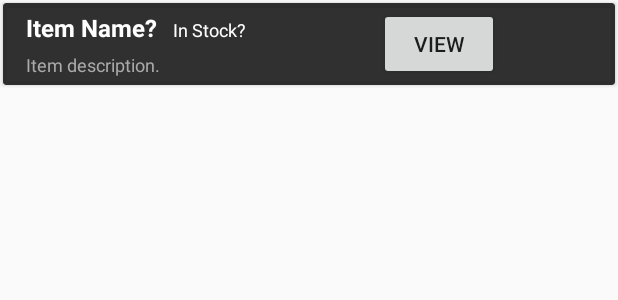
After one commit to itsOwlbit/CST338_Project2, an Android app: the layout item_cardview.xml on its own in the app's theme, with its tools: preview values and no code run, on a phone screen of 412 x 824 dp. The commit adds this screen. Shown: the top 300 px of the screen. Run offline under Robolectric (Android 15) with nearby library versions, the phone set to English and light mode, and no system bars.

Commit message:
Admin item inventory activity now shows list of items preloaded into database.  Updated some other files.

```diff
--- a/app/src/main/AndroidManifest.xml
+++ b/app/src/main/AndroidManifest.xml
@@ -9,6 +9,9 @@
         android:roundIcon="@mipmap/ic_launcher_round"
         android:supportsRtl="true"
         android:theme="@style/Theme.CST338_Project2">
+        <activity
+            android:name=".ItemDetailActivity"
+            android:exported="false" />
         <activity
             android:name=".AdminInventory"
             android:exported="false" />
--- /dev/null
+++ b/app/src/main/java/com/example/cst338_project2/IItemRecyclerView.java
@@ -0,0 +1,5 @@
+package com.example.cst338_project2;
+
+public interface IItemRecyclerView {
+    void onButtonClick(int position);
+}
--- a/app/src/main/java/com/example/cst338_project2/RecyclerViewInterface.java
+++ b/app/src/main/java/com/example/cst338_project2/IManageUserRecyclerView.java
@@ -5,7 +5,7 @@ package com.example.cst338_project2;
  *
  * From video: https://www.youtube.com/watch?v=7GPUpvcU1FE
  */
-public interface RecyclerViewInterface {
+public interface IManageUserRecyclerView {
     void onStatusClick(int position);
 
 //    void onDeleteClick(int position);
--- a/app/src/main/java/com/example/cst338_project2/RegisterUser.java
+++ b/app/src/main/java/com/example/cst338_project2/RegisterUser.java
@@ -20,6 +20,7 @@ import com.example.cst338_project2.db.MyDao;
 
 public class RegisterUser extends AppCompatActivity {
     private static final String USER_ID_KEY = "com.example.cst338_project2.userIdKey";
+    private static final String USER_STATUS_KEY = "com.example.cst338_project2.userStatusKey";
     private static final String PREFERENCES_KEY = "com.example.cst338_project2.preferencesKey";
 
     TextView usernameField;      // the TextView for username to be entered.
@@ -117,6 +118,7 @@ public class RegisterUser extends AppCompatActivity {
 
         SharedPreferences.Editor editor = preferences.edit();
         editor.putInt(USER_ID_KEY, userId);
+        editor.putInt(USER_STATUS_KEY, user.getIsAdmin());
     }
 
     private boolean addUserToDB() {
--- a/app/src/main/java/com/example/cst338_project2/UserAdapter.java
+++ b/app/src/main/java/com/example/cst338_project2/UserAdapter.java
@@ -8,7 +8,6 @@ import android.view.ViewGroup;
 import android.widget.TextView;
 
 import androidx.cardview.widget.CardView;
-import androidx.core.content.ContextCompat;
 import androidx.recyclerview.widget.RecyclerView;
 
 import com.example.cst338_project2.data.User;
@@ -17,12 +16,12 @@ import java.util.List;
 
 public class UserAdapter extends RecyclerView.Adapter<UserAdapter.ViewHolder> {
 
-    private final RecyclerViewInterface recyclerViewInterface;  //needed for onClickItem
+    private final IManageUserRecyclerView recyclerViewInterface;  //needed for onClickItem
     private List<User> users;
     private LayoutInflater inflater;
     private Context context;
 
-    public UserAdapter(List<User> userList, Context context, RecyclerViewInterface recyclerViewInterface) {
+    public UserAdapter(List<User> userList, Context context, IManageUserRecyclerView recyclerViewInterface) {
         this.inflater = LayoutInflater.from(context);
         this.context = context;
         this.users = userList;
--- /dev/null
+++ b/app/src/main/res/layout/item_cardview.xml
@@ -0,0 +1,78 @@
+<?xml version="1.0" encoding="utf-8"?>
+<RelativeLayout xmlns:android="http://schemas.android.com/apk/res/android"
+    xmlns:app="http://schemas.android.com/apk/res-auto"
+    android:layout_width="match_parent"
+    android:layout_height="wrap_content">
+
+    <androidx.cardview.widget.CardView
+        android:id="@+id/cv_itemInventory"
+        android:layout_width="match_parent"
+        android:layout_height="wrap_content"
+        android:layout_margin="2dp"
+        app:cardBackgroundColor="@color/dark_gray"
+        app:layout_constraintEnd_toEndOf="parent"
+        app:layout_constraintStart_toStartOf="parent"
+        app:layout_constraintTop_toTopOf="parent">
+
+
+        <LinearLayout
+            android:layout_width="match_parent"
+            android:layout_height="match_parent"
+            android:orientation="horizontal">
+
+            <LinearLayout
+                android:layout_width="240dp"
+                android:layout_height="wrap_content"
+                android:layout_margin="5dp"
+                android:orientation="vertical"
+                android:paddingHorizontal="10dp">
+
+                <LinearLayout
+                    android:layout_width="match_parent"
+                    android:layout_height="wrap_content"
+                    android:layout_marginBottom="5dp"
+                    android:orientation="horizontal">
+
+                    <TextView
+                        android:id="@+id/itemNameText"
+                        android:layout_width="wrap_content"
+                        android:layout_height="wrap_content"
+                        android:text="Item Name?"
+                        android:textColor="@color/white"
+                        android:textSize="16sp"
+                        android:textStyle="bold" />
+
+                    <TextView
+                        android:id="@+id/inStockText"
+                        android:layout_width="wrap_content"
+                        android:layout_height="wrap_content"
+                        android:gravity="right|center_vertical"
+                        android:paddingLeft="10dp"
+                        android:text="In Stock?"
+                        android:textColor="@color/white"
+                        android:textSize="12sp" />
+                </LinearLayout>
+
+                <TextView
+                    android:id="@+id/descriptionText"
+                    android:layout_width="wrap_content"
+                    android:layout_height="wrap_content"
+                    android:text="Item description."
+                    android:textColor="@color/gray"
+                    android:textSize="12sp" />
+
+            </LinearLayout>
+
+            <Button
+                android:id="@+id/itemButton"
+                android:layout_width="80dp"
+                android:layout_height="wrap_content"
+                android:text="View"
+                android:textAlignment="gravity"
+                android:layout_gravity="center_vertical"/>
+
+        </LinearLayout>
+
+    </androidx.cardview.widget.CardView>
+
+</RelativeLayout>
```
Also changed, not shown: app/src/main/java/com/example/cst338_project2/AdminInventory.java (+85 -25 lines), app/src/main/java/com/example/cst338_project2/AdminManageUser.java (+13 -10 lines), app/src/main/java/com/example/cst338_project2/InventoryItem_Fragment.java (deleted, +0 -19 lines), app/src/main/java/com/example/cst338_project2/InventoryView_Fragment.java (deleted, +0 -18 lines), app/src/main/java/com/example/cst338_project2/ItemAdapter.java (added, +111 -0 lines), app/src/main/java/com/example/cst338_project2/MainActivity.java (+27 -1 lines), app/src/main/java/com/example/cst338_project2/data/Item.java (+1 -11 lines), app/src/main/res/layout/activity_admin_inventory.xml (+16 -19 lines), app/src/main/res/layout/fragment_inventory_item.xml (deleted, +0 -14 lines), app/src/main/res/layout/fragment_inventory_view.xml (deleted, +0 -32 lines), app/src/main/res/values/strings.xml (+10 -1 lines).
